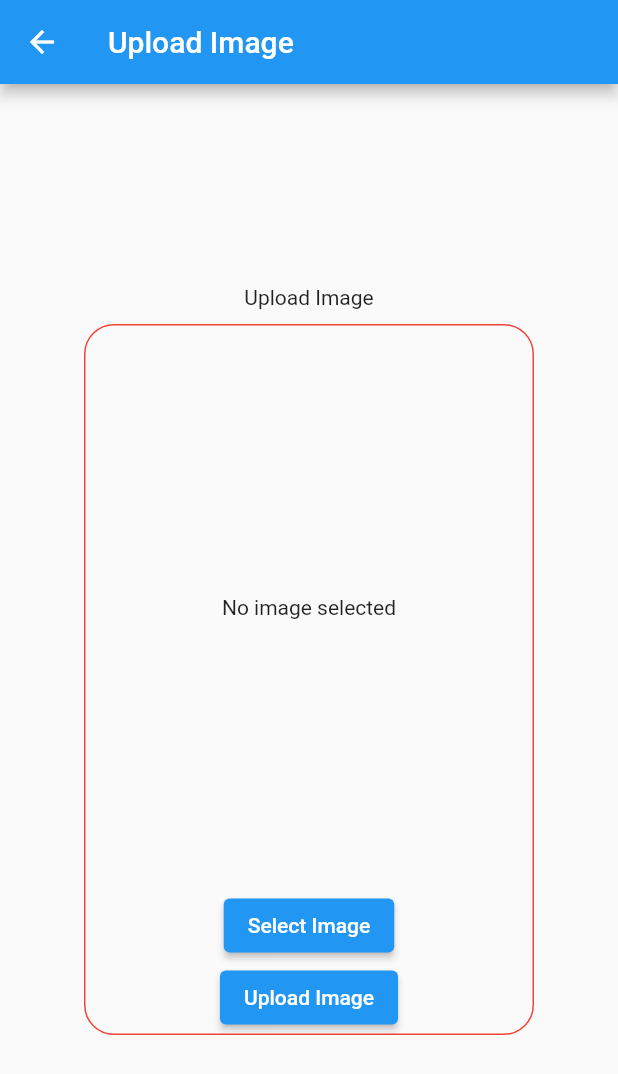
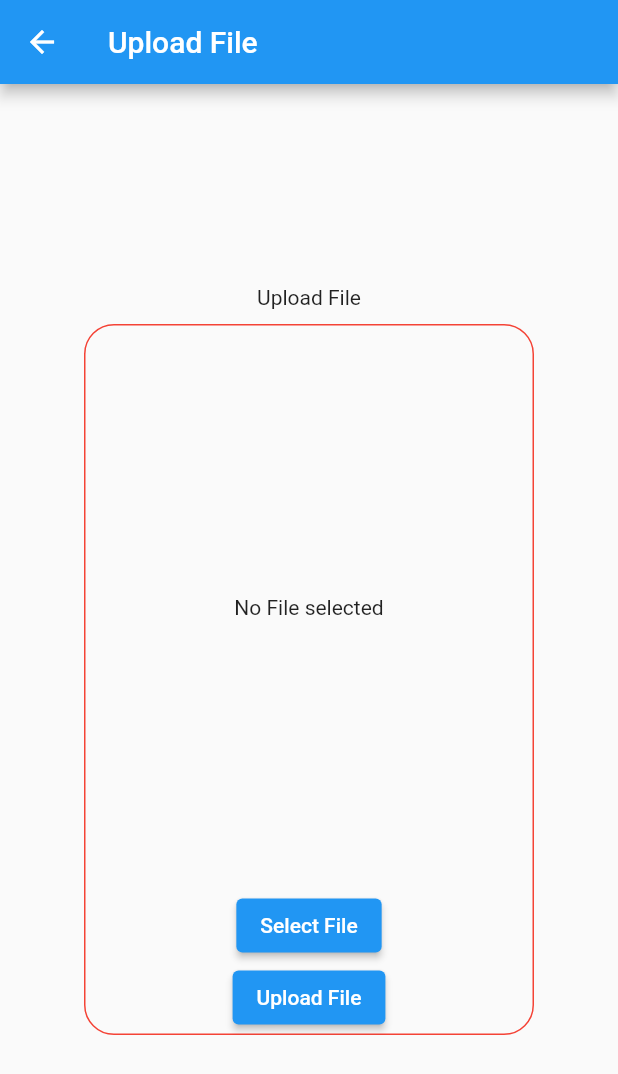
Before and after one commit to Zeyrin/schedule-tracking, a Flutter app: the HomeScreen screen opened directly, tab 5 chosen, after a tap on "Upload", on a phone screen of 412 x 824 dp. Shown: the top 1074 px of the screen. Run offline on Flutter 3.47's test engine with Material 2 defaults, Android fonts, the phone set to English and light mode, and no system bars; our stand-ins replace cloud_firestore, firebase_auth, firebase_core, firebase_storage, fluttertoast, google_sign_in and 1 more; accounts and stored records are empty.

Commit message:
File picker upload deletion previous one

```diff
--- a/mobile/lib/imageupload/image_upload.dart
+++ b/mobile/lib/imageupload/image_upload.dart
@@ -78,7 +78,7 @@ class _ImageUploadState extends State<ImageUpload> {
   Widget build(BuildContext context) {
     return Scaffold(
       appBar: AppBar(
-        title: const Text("Upload Image "),
+        title: const Text("Upload File"),
       ),
       body: Center(
         child: Padding(
@@ -89,7 +89,7 @@ class _ImageUploadState extends State<ImageUpload> {
                     height: 500,
                     width: double.infinity,
                     child: Column(children: [
-                      const Text("Upload Image"),
+                      const Text("Upload File"),
                       const SizedBox(
                         height: 10,
                       ),
@@ -109,23 +109,23 @@ class _ImageUploadState extends State<ImageUpload> {
                                 Expanded(
                                     child: _image == null
                                         ? const Center(
-                                            child: Text("No image selected"))
+                                            child: Text("No File selected"))
                                         : Image.file(_image!)),
                                 ElevatedButton(
                                     onPressed: () {
                                       imagePickerMethod();
                                     },
-                                    child: const Text("Select Image")),
+                                    child: const Text("Select File")),
                                 ElevatedButton(
                                     onPressed: () {
                                       if (_image != null) {
                                         uploadImage(_image!);
                                       } else {
-                                        showSnackBar("Select Image first",
+                                        showSnackBar("Select File first",
                                             Duration(milliseconds: 400));
                                       }
                                     },
-                                    child: const Text("Upload Image")),
+                                    child: const Text("Upload File")),
                               ],
                             ),
                           ),
--- a/mobile/lib/screens/home_screen.dart
+++ b/mobile/lib/screens/home_screen.dart
@@ -3,7 +3,6 @@
 import 'package:firebase_auth/firebase_auth.dart';
 import 'package:flutter/material.dart';
 import 'package:schedule_tracking/models/user_model.dart';
-import 'package:schedule_tracking/screens/user/file_picker.dart';
 import 'package:schedule_tracking/screens/user/profile_screen_user.dart';
 import 'package:schedule_tracking/screens/user/statistics_screen_user.dart';
 import 'package:schedule_tracking/screens/user/upload_screen.dart';
@@ -63,7 +62,7 @@ class _HomeScreenState extends State<HomeScreen> {
                   SizedBox(
                     height: 562,
                     child: TabBarView(children: [
-                      FilePickerDemo(),
+                      StatisticsScreen(),
                       StatisticsScreen(),
                       WorkScreen(),
                       ProfileScreen(),
--- a/mobile/lib/screens/user/file_picker.dart
+++ /dev/null
@@ -1,300 +0,0 @@
-import 'package:file_picker/file_picker.dart';
-import 'package:flutter/foundation.dart';
-import 'package:flutter/material.dart';
-import 'package:flutter/services.dart';
-
-class FilePickerDemo extends StatefulWidget {
-  @override
-  _FilePickerDemoState createState() => _FilePickerDemoState();
-}
-
-class _FilePickerDemoState extends State<FilePickerDemo> {
-  final GlobalKey<ScaffoldState> _scaffoldKey = GlobalKey<ScaffoldState>();
-  final _scaffoldMessengerKey = GlobalKey<ScaffoldMessengerState>();
-  String? _fileName;
-  String? _saveAsFileName;
-  List<PlatformFile>? _paths;
-  String? _directoryPath;
-  String? _extension;
-  bool _isLoading = false;
-  bool _userAborted = false;
-  bool _multiPick = false;
-  FileType _pickingType = FileType.any;
-  TextEditingController _controller = TextEditingController();
-
-  @override
-  void initState() {
-    super.initState();
-    _controller.addListener(() => _extension = _controller.text);
-  }
-
-  void _pickFiles() async {
-    _resetState();
-    try {
-      _directoryPath = null;
-      _paths = (await FilePicker.platform.pickFiles(
-        type: _pickingType,
-        allowMultiple: _multiPick,
-        onFileLoading: (FilePickerStatus status) => print(status),
-        allowedExtensions: (_extension?.isNotEmpty ?? false)
-            ? _extension?.replaceAll(' ', '').split(',')
-            : null,
-      ))
-          ?.files;
-    } on PlatformException catch (e) {
-      _logException('Unsupported operation' + e.toString());
-    } catch (e) {
-      _logException(e.toString());
-    }
-    if (!mounted) return;
-    setState(() {
-      _isLoading = false;
-      _fileName =
-          _paths != null ? _paths!.map((e) => e.name).toString() : '...';
-      _userAborted = _paths == null;
-    });
-  }
-
-  void _clearCachedFiles() async {
-    _resetState();
-    try {
-      bool? result = await FilePicker.platform.clearTemporaryFiles();
-      ScaffoldMessenger.of(context).showSnackBar(
-        SnackBar(
-          backgroundColor: result! ? Colors.green : Colors.red,
-          content: Text((result
-              ? 'Temporary files removed with success.'
-              : 'Failed to clean temporary files')),
-        ),
-      );
-    } on PlatformException catch (e) {
-      _logException('Unsupported operation' + e.toString());
-    } catch (e) {
-      _logException(e.toString());
-    } finally {
-      setState(() => _isLoading = false);
-    }
-  }
-
-  void _selectFolder() async {
-    _resetState();
-    try {
-      String? path = await FilePicker.platform.getDirectoryPath();
-      setState(() {
-        _directoryPath = path;
-        _userAborted = path == null;
-      });
-    } on PlatformException catch (e) {
-      _logException('Unsupported operation' + e.toString());
-    } catch (e) {
-      _logException(e.toString());
-    } finally {
-      setState(() => _isLoading = false);
-    }
-  }
-
-  // Future<void> _saveFile() async {
-  //   _resetState();
-  //   try {
-  //     String? fileName = await FilePicker.platform.saveFile(
-  //       allowedExtensions: (_extension?.isNotEmpty ?? false)
-  //           ? _extension?.replaceAll(' ', '').split(',')
-  //           : null,
-  //       type: _pickingType,
-  //     );
-  //     setState(() {
-  //       _saveAsFileName = fileName;
-  //       _userAborted = fileName == null;
-  //     });
-  //   } on PlatformException catch (e) {
-  //     _logException('Unsupported operation' + e.toString());
-  //   } catch (e) {
-  //     _logException(e.toString());
-  //   } finally {
-  //     setState(() => _isLoading = false);
-  //   }
-  // }
-
-  void _logException(String message) {
-    print(message);
-    _scaffoldMessengerKey.currentState?.hideCurrentSnackBar();
-    _scaffoldMessengerKey.currentState?.showSnackBar(
-      SnackBar(
-        content: Text(message),
-      ),
-    );
-  }
-
-  void _resetState() {
-    if (!mounted) {
-      return;
-    }
-    setState(() {
-      _isLoading = true;
-      _directoryPath = null;
-      _fileName = null;
-      _paths = null;
-      _saveAsFileName = null;
-      _userAborted = false;
-    });
-  }
-
-  @override
-  Widget build(BuildContext context) {
-    return MaterialApp(
-      debugShowCheckedModeBanner: false,
-      scaffoldMessengerKey: _scaffoldMessengerKey,
-      home: Scaffold(
-        key: _scaffoldKey,
-        body: Center(
-          child: Padding(
-            padding: const EdgeInsets.only(left: 10.0, right: 10.0),
-            child: SingleChildScrollView(
-              child: Column(
-                mainAxisAlignment: MainAxisAlignment.center,
-                children: <Widget>[
-                  Padding(
-                    padding: const EdgeInsets.only(top: 20.0),
-                    child: DropdownButton<FileType>(
-                        hint: const Text('LOAD PATH FROM'),
-                        value: _pickingType,
-                        items: FileType.values
-                            .map((fileType) => DropdownMenuItem<FileType>(
-                                  child: Text(fileType.toString()),
-                                  value: fileType,
-                                ))
-                            .toList(),
-                        onChanged: (value) => setState(() {
-                              _pickingType = value!;
-                              if (_pickingType != FileType.custom) {
-                                _controller.text = _extension = '';
-                              }
-                            })),
-                  ),
-                  ConstrainedBox(
-                    constraints: const BoxConstraints.tightFor(width: 100.0),
-                    child: _pickingType == FileType.custom
-                        ? TextFormField(
-                            maxLength: 15,
-                            autovalidateMode: AutovalidateMode.always,
-                            controller: _controller,
-                            decoration: InputDecoration(
-                              labelText: 'File extension',
-                            ),
-                            keyboardType: TextInputType.text,
-                            textCapitalization: TextCapitalization.none,
-                          )
-                        : const SizedBox(),
-                  ),
-                  ConstrainedBox(
-                    constraints: const BoxConstraints.tightFor(width: 200.0),
-                    child: SwitchListTile.adaptive(
-                      title: Text(
-                        'Pick multiple files',
-                        textAlign: TextAlign.right,
-                      ),
-                      onChanged: (bool value) =>
-                          setState(() => _multiPick = value),
-                      value: _multiPick,
-                    ),
-                  ),
-                  Padding(
-                    padding: const EdgeInsets.only(top: 50.0, bottom: 20.0),
-                    child: Column(
-                      children: <Widget>[
-                        ElevatedButton(
-                          onPressed: () => _pickFiles(),
-                          child: Text(_multiPick ? 'Pick files' : 'Pick file'),
-                        ),
-                        SizedBox(height: 10),
-                        ElevatedButton(
-                          onPressed: () => _selectFolder(),
-                          child: const Text('Pick folder'),
-                        ),
-                        SizedBox(height: 10),
-                        ElevatedButton(
-                          onPressed: () => _clearCachedFiles(),
-                          child: const Text('Clear temporary files'),
-                        ),
-                      ],
-                    ),
-                  ),
-                  Builder(
-                    builder: (BuildContext context) => _isLoading
-                        ? Padding(
-                            padding: const EdgeInsets.only(bottom: 10.0),
-                            child: const CircularProgressIndicator(),
-                          )
-                        : _userAborted
-                            ? Padding(
-                                padding: const EdgeInsets.only(bottom: 10.0),
-                                child: const Text(
-                                  'User has aborted the dialog',
-                                ),
-                              )
-                            : _directoryPath != null
-                                ? ListTile(
-                                    title: const Text('Directory path'),
-                                    subtitle: Text(_directoryPath!),
-                                  )
-                                : _paths != null
-                                    ? Container(
-                                        padding:
-                                            const EdgeInsets.only(bottom: 30.0),
-                                        height:
-                                            MediaQuery.of(context).size.height *
-                                                0.50,
-                                        child: Scrollbar(
-                                            child: ListView.separated(
-                                          itemCount: _paths != null &&
-                                                  _paths!.isNotEmpty
-                                              ? _paths!.length
-                                              : 1,
-                                          itemBuilder: (BuildContext context,
-                                              int index) {
-                                            final bool isMultiPath =
-                                                _paths != null &&
-                                                    _paths!.isNotEmpty;
-                                            final String name =
-                                                'File $index: ' +
-                                                    (isMultiPath
-                                                        ? _paths!
-                                                            .map((e) => e.name)
-                                                            .toList()[index]
-                                                        : _fileName ?? '...');
-                                            final path = kIsWeb
-                                                ? null
-                                                : _paths!
-                                                    .map((e) => e.path)
-                                                    .toList()[index]
-                                                    .toString();
-
-                                            return ListTile(
-                                              title: Text(
-                                                name,
-                                              ),
-                                              subtitle: Text(path ?? ''),
-                                            );
-                                          },
-                                          separatorBuilder:
-                                              (BuildContext context,
-                                                      int index) =>
-                                                  const Divider(),
-                                        )),
-                                      )
-                                    : _saveAsFileName != null
-                                        ? ListTile(
-                                            title: const Text('Save file'),
-                                            subtitle: Text(_saveAsFileName!),
-                                          )
-                                        : const SizedBox(),
-                  ),
-                ],
-              ),
-            ),
-          ),
-        ),
-      ),
-    );
-  }
-}
```
Also changed, not shown: mobile/lib/screens/user/profile_screen_user.dart (+20 -20 lines).
